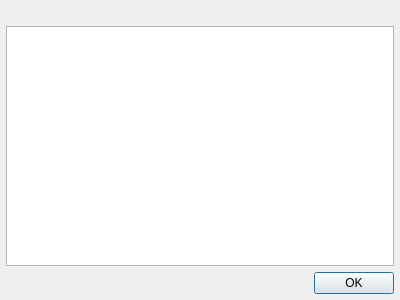
The window that src/widgets/windows/AboutWindow.ui (KittyIM/Client) describes before a commit, drawn with Qt 5.
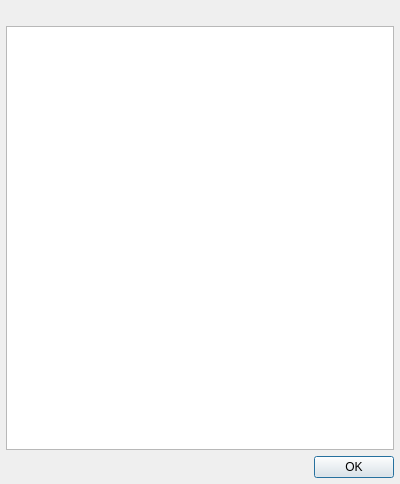
The same window after the commit. Icons and pictures are not drawn.

```diff
--- a/src/widgets/windows/AboutWindow.ui
+++ b/src/widgets/windows/AboutWindow.ui
@@ -7,7 +7,7 @@
     <x>0</x>
     <y>0</y>
     <width>400</width>
-    <height>300</height>
+    <height>484</height>
    </rect>
   </property>
   <property name="windowTitle">
```
Left out of the diff: 3 changed lines with no effect on the pictures.
